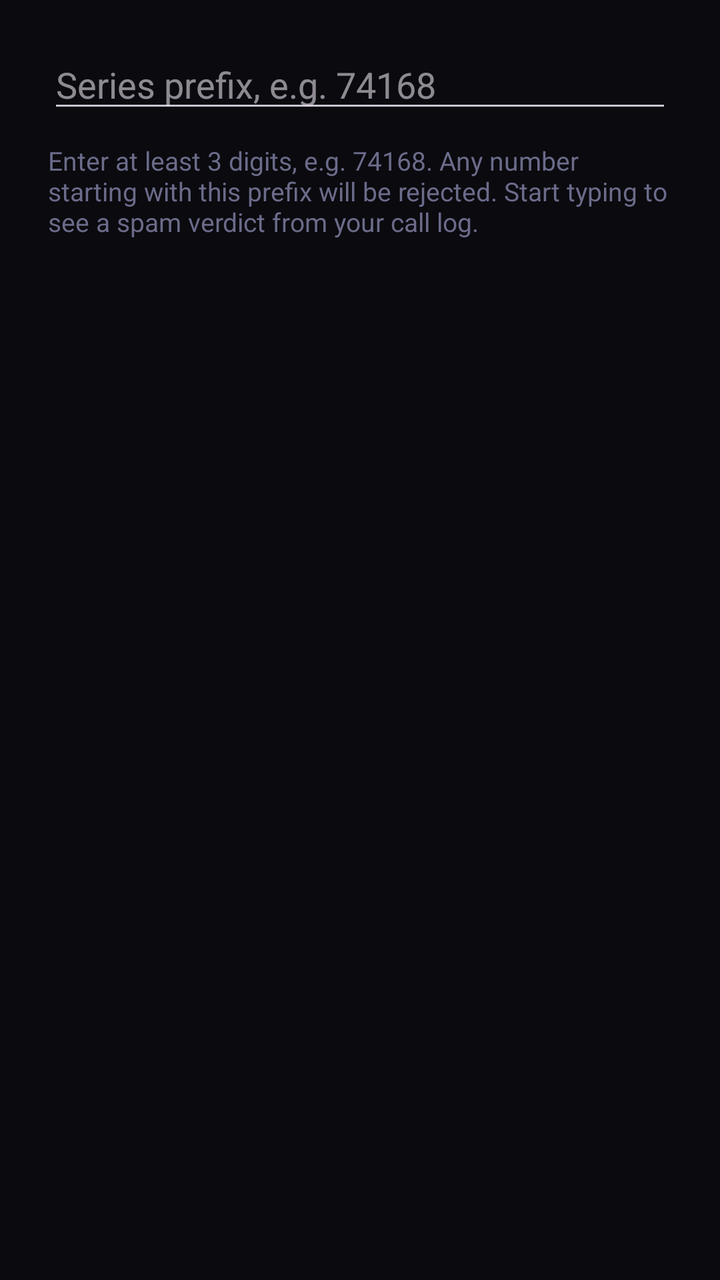
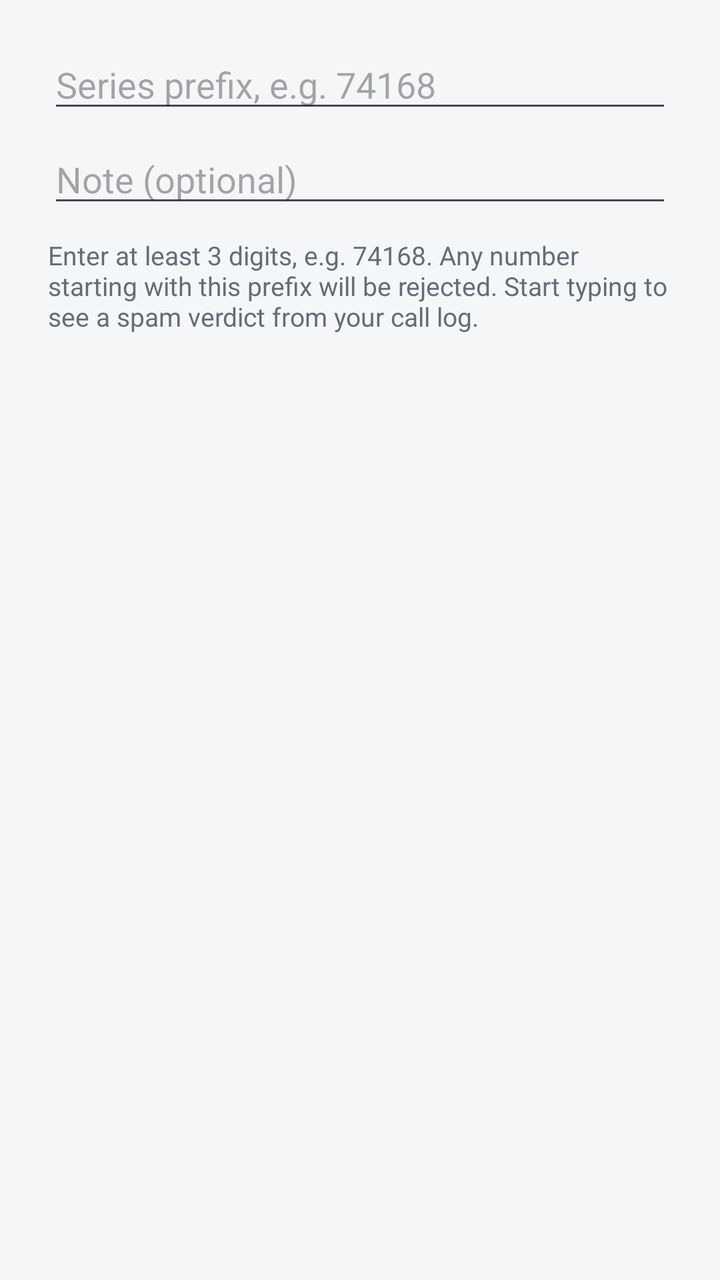

An Android layout rendered at two revisions. The XML below is the earlier revision; the diff shows what the commit changed to produce the second picture.
<!-- AndroidManifest.xml: application theme Theme.CallShield -->
<!-- res/layout/dialog_add_series.xml -->
<?xml version="1.0" encoding="utf-8"?>
<LinearLayout xmlns:android="http://schemas.android.com/apk/res/android"
    android:layout_width="match_parent"
    android:layout_height="wrap_content"
    android:orientation="vertical"
    android:paddingStart="24dp"
    android:paddingEnd="24dp"
    android:paddingTop="20dp"
    android:paddingBottom="8dp">

    <EditText
        android:id="@+id/etPattern"
        android:layout_width="match_parent"
        android:layout_height="wrap_content"
        android:hint="Series prefix, e.g. 74168"
        android:inputType="phone"
        android:singleLine="true" />

    <TextView
        android:id="@+id/tvStats"
        android:layout_width="match_parent"
        android:layout_height="wrap_content"
        android:layout_marginTop="10dp"
        android:text="@string/add_hint"
        android:textColor="@color/text_secondary"
        android:textSize="13sp" />
</LinearLayout>
<!-- resources referenced by this layout -->
<resources>
  <color name="text_secondary">#6B6B8A</color>
  <string name="add_hint">Enter at least 3 digits, e.g. 74168. Any number starting with this prefix will be rejected. Start typing to see a spam verdict from your call log.</string>
  <style name="Theme.CallShield" parent="Theme.Material3.Dark.NoActionBar">
          <item name="colorPrimary">@color/accent_red</item>
          <item name="colorOnPrimary">@color/white</item>
          <item name="colorSecondary">@color/safe_green</item>
          <item name="android:colorBackground">@color/bg_dark</item>
          <item name="colorSurface">@color/surface_card</item>
          <item name="colorOnSurface">@color/text_primary</item>
          <item name="android:statusBarColor">@color/bg_dark</item>
          <item name="android:navigationBarColor">@color/bg_dark</item>
          <item name="android:windowLightStatusBar">false</item>
      </style>
  <color name="accent_red">#FF3B5C</color>
  <color name="white">#FFFFFF</color>
  <color name="safe_green">#00E5A0</color>
  <color name="bg_dark">#0A0A0F</color>
  <color name="surface_card">#1A1A26</color>
  <color name="text_primary">#E8E8F0</color>
</resources>

<!-- the commit's change to res/layout/dialog_add_series.xml (unified diff, before → after) -->
@@ -16,12 +16,21 @@
         android:inputType="phone"
         android:singleLine="true" />
 
+    <EditText
+        android:id="@+id/etNote"
+        android:layout_width="match_parent"
+        android:layout_height="wrap_content"
+        android:layout_marginTop="6dp"
+        android:hint="@string/note_hint"
+        android:inputType="text"
+        android:singleLine="true" />
+
     <TextView
         android:id="@+id/tvStats"
         android:layout_width="match_parent"
         android:layout_height="wrap_content"
         android:layout_marginTop="10dp"
         android:text="@string/add_hint"
-        android:textColor="@color/text_secondary"
+        android:textColor="@color/app_text_secondary"
         android:textSize="13sp" />
 </LinearLayout>
<!-- resource entries referenced after the edit -->
@@ -1,23 +1,24 @@
 <!-- resources referenced by this layout -->
 <resources>
-  <color name="text_secondary">#6B6B8A</color>
+  <color name="app_text_secondary">#666C77</color>
   <string name="add_hint">Enter at least 3 digits, e.g. 74168. Any number starting with this prefix will be rejected. Start typing to see a spam verdict from your call log.</string>
-  <style name="Theme.CallShield" parent="Theme.Material3.Dark.NoActionBar">
+  <string name="note_hint">Note (optional)</string>
+  <style name="Theme.CallShield" parent="Theme.Material3.Light.NoActionBar">
           <item name="colorPrimary">@color/accent_red</item>
           <item name="colorOnPrimary">@color/white</item>
           <item name="colorSecondary">@color/safe_green</item>
-          <item name="android:colorBackground">@color/bg_dark</item>
-          <item name="colorSurface">@color/surface_card</item>
-          <item name="colorOnSurface">@color/text_primary</item>
-          <item name="android:statusBarColor">@color/bg_dark</item>
-          <item name="android:navigationBarColor">@color/bg_dark</item>
-          <item name="android:windowLightStatusBar">false</item>
+          <item name="android:colorBackground">@color/app_bg</item>
+          <item name="colorSurface">@color/app_card</item>
+          <item name="colorOnSurface">@color/app_text</item>
+          <item name="android:statusBarColor">@color/app_bg</item>
+          <item name="android:navigationBarColor">@color/app_bg</item>
+          <item name="android:windowLightStatusBar">true</item>
       </style>
-  <color name="accent_red">#FF3B5C</color>
+  <color name="accent_red">#E02E4E</color>
   <color name="white">#FFFFFF</color>
-  <color name="safe_green">#00E5A0</color>
-  <color name="bg_dark">#0A0A0F</color>
-  <color name="surface_card">#1A1A26</color>
-  <color name="text_primary">#E8E8F0</color>
+  <color name="safe_green">#00875F</color>
+  <color name="app_bg">#F5F6F8</color>
+  <color name="app_card">#FFFFFF</color>
+  <color name="app_text">#17181D</color>
 </resources>
 
